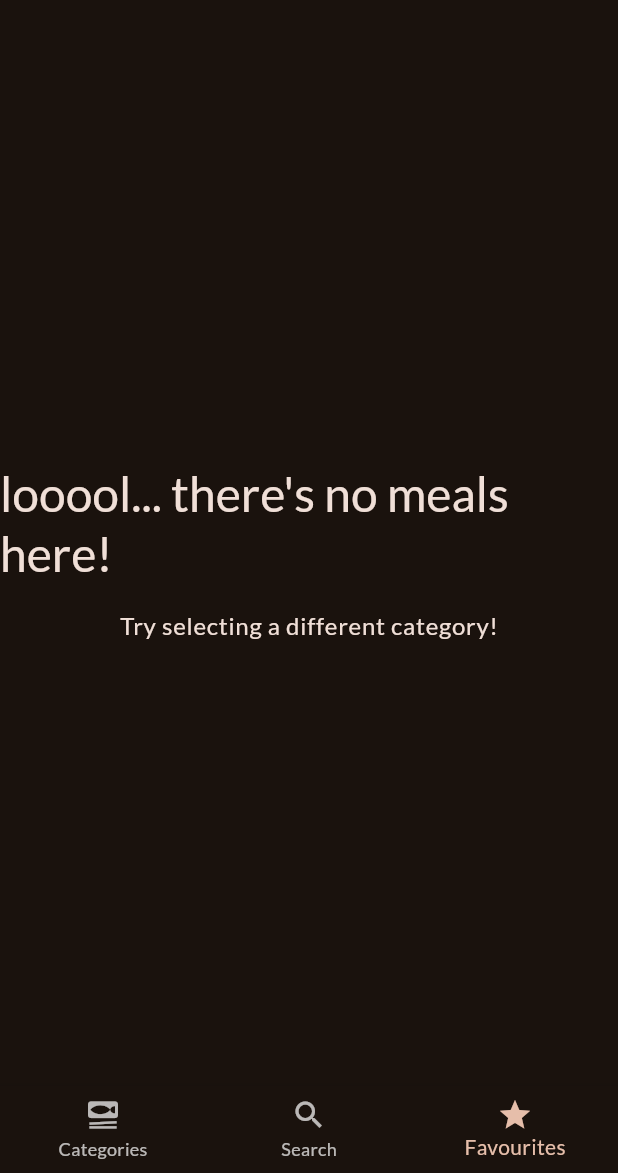
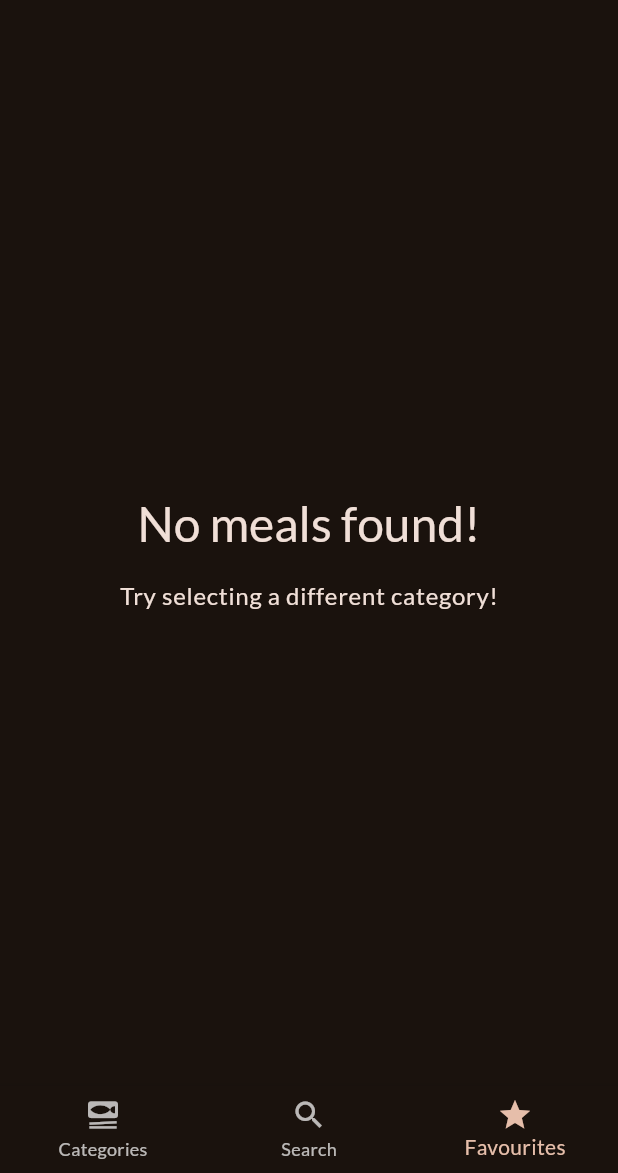
Before and after one commit to B0ilingT/SCRUMptious, a Flutter app: the screen it shows after launch, item 3 of the bottom bar chosen, on a phone screen of 412 x 824 dp, the part 63-1236 px from its top. Run offline on Flutter 3.47's test engine with Material 3 defaults, Android fonts, the phone set to English and light mode, and no system bars; our stand-ins replace flutter_riverpod, flutter_secure_storage, google_fonts, transparent_image.

Commit message:
WIP - removing search button from favourites and search results

```diff
--- a/scrumptious/lib/screens/meals/meals.dart
+++ b/scrumptious/lib/screens/meals/meals.dart
@@ -87,7 +87,7 @@ class _MealsScreenState extends State<MealsScreen> {
         child: Column(
           mainAxisSize: MainAxisSize.min,
           children: [
-            Text("looool... there's no meals here!",
+            Text("No meals found!",
                 style: Theme.of(context).textTheme.headlineLarge!.copyWith(
                     color: Theme.of(context).colorScheme.onBackground)),
             const SizedBox(height: 16),
@@ -124,10 +124,12 @@ class _MealsScreenState extends State<MealsScreen> {
             ),
           ),
           actions: [
-            IconButton(
-              icon: const Icon(Icons.search),
-              onPressed: _openSearchOverlay,
-            )
+            if (widget.mdlCategory.strId != 'c0' ||
+                widget.mdlCategory.strId != 'c-1')
+              IconButton(
+                icon: const Icon(Icons.search),
+                onPressed: _openSearchOverlay,
+              ),
           ],
         ),
         body: content);
```
